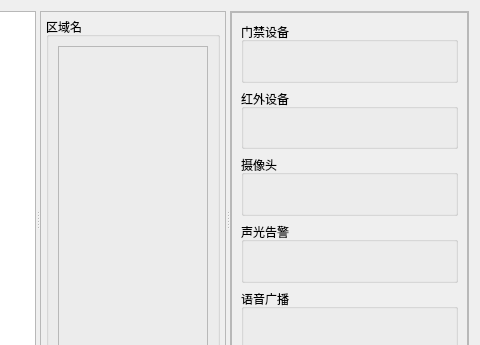
Before: the Qt Designer form servicemanage.ui in YongGuangLi/DeviceManage, drawn with Qt 5; both pictures show x 592 to 1072 and y 0 to 345 of the 1072 by 438 pixel window.
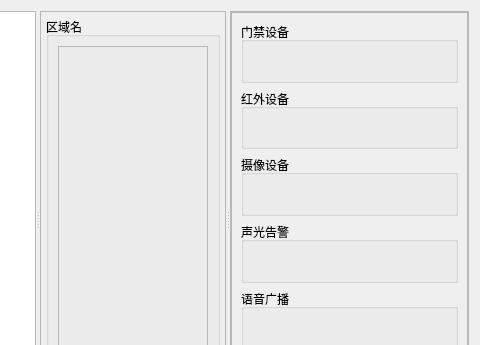
After: the same form once the commit is applied.

Diff of the .ui file:
```diff
--- a/servicemanage.ui
+++ b/servicemanage.ui
@@ -146,7 +146,7 @@
               </size>
              </property>
              <property name="title">
-              <string>摄像头</string>
+              <string>摄像设备</string>
              </property>
             </widget>
            </item>
```
